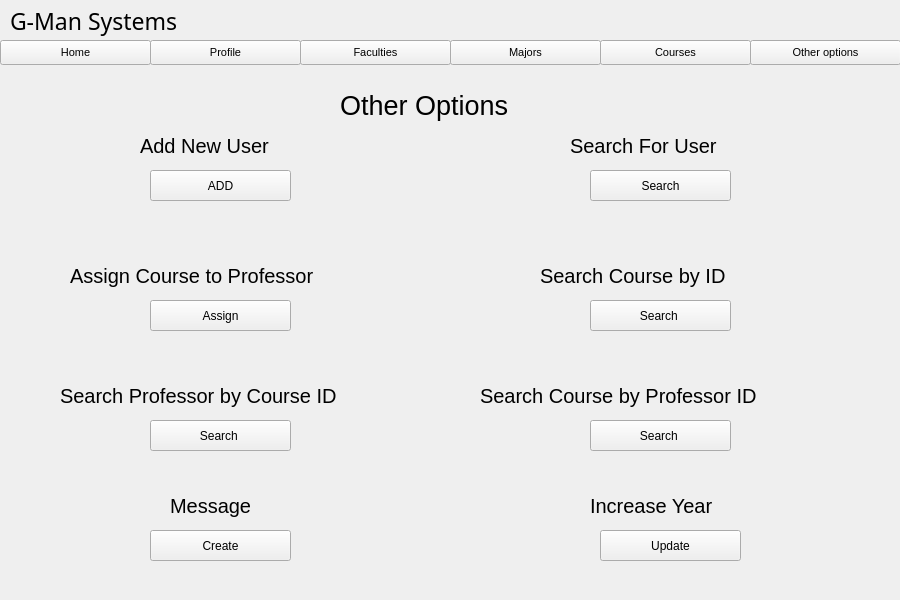
Old version of the form resources/UI/otherOption.ui in the repository Poom1997/gman.
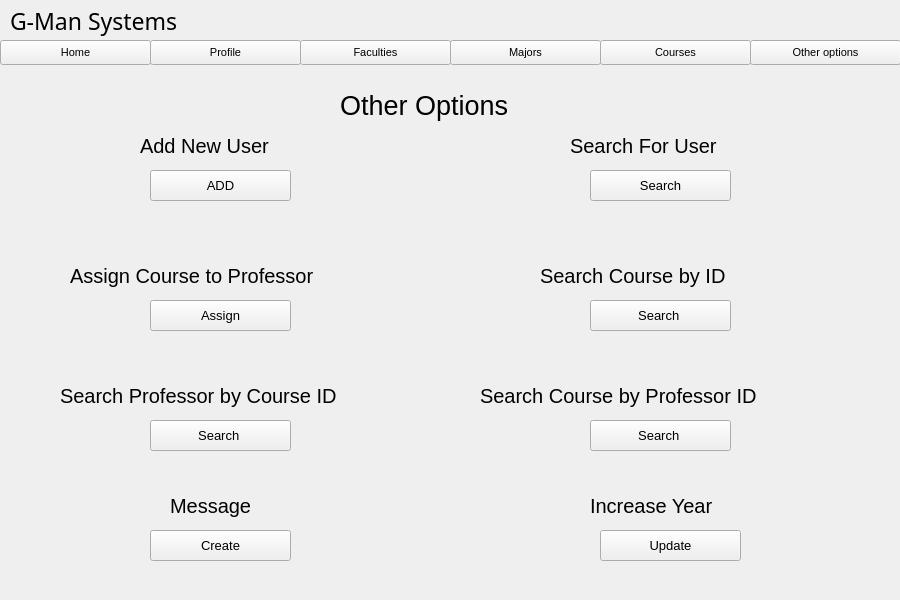
New version of the form.

Patch:
```diff
--- a/resources/UI/otherOption.ui
+++ b/resources/UI/otherOption.ui
@@ -180,6 +180,11 @@
      <height>31</height>
     </rect>
    </property>
+   <property name="font">
+    <font>
+     <pointsize>10</pointsize>
+    </font>
+   </property>
    <property name="text">
     <string>ADD</string>
    </property>
@@ -211,6 +216,11 @@
      <height>31</height>
     </rect>
    </property>
+   <property name="font">
+    <font>
+     <pointsize>10</pointsize>
+    </font>
+   </property>
    <property name="text">
     <string>Search</string>
    </property>
@@ -242,6 +252,11 @@
      <height>31</height>
     </rect>
    </property>
+   <property name="font">
+    <font>
+     <pointsize>10</pointsize>
+    </font>
+   </property>
    <property name="text">
     <string>Search </string>
    </property>
@@ -273,6 +288,11 @@
      <height>31</height>
     </rect>
    </property>
+   <property name="font">
+    <font>
+     <pointsize>10</pointsize>
+    </font>
+   </property>
    <property name="text">
     <string>Assign</string>
    </property>
@@ -304,6 +324,11 @@
      <height>31</height>
     </rect>
    </property>
+   <property name="font">
+    <font>
+     <pointsize>10</pointsize>
+    </font>
+   </property>
    <property name="text">
     <string>Search </string>
    </property>
@@ -353,6 +378,11 @@
      <height>31</height>
     </rect>
    </property>
+   <property name="font">
+    <font>
+     <pointsize>10</pointsize>
+    </font>
+   </property>
    <property name="text">
     <string>Search </string>
    </property>
@@ -384,6 +414,11 @@
      <height>31</height>
     </rect>
    </property>
+   <property name="font">
+    <font>
+     <pointsize>10</pointsize>
+    </font>
+   </property>
    <property name="text">
     <string>Create</string>
    </property>
@@ -397,6 +432,11 @@
      <height>31</height>
     </rect>
    </property>
+   <property name="font">
+    <font>
+     <pointsize>10</pointsize>
+    </font>
+   </property>
    <property name="text">
     <string>Update</string>
    </property>
```
